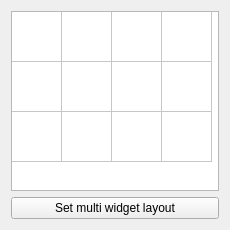
The window that Modules/QtWidgets/src/QmitkMultiWidgetLayoutSelectionWidget.ui (MITK/MITK) describes before a commit, drawn with Qt 5.
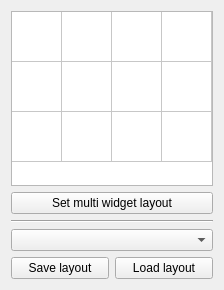
The same window after the commit.

Commit message: introduce saving and loading of custom and preset window layouts

```diff
--- a/Modules/QtWidgets/src/QmitkMultiWidgetLayoutSelectionWidget.ui
+++ b/Modules/QtWidgets/src/QmitkMultiWidgetLayoutSelectionWidget.ui
@@ -6,8 +6,8 @@
    <rect>
     <x>0</x>
     <y>0</y>
-    <width>230</width>
-    <height>230</height>
+    <width>224</width>
+    <height>290</height>
    </rect>
   </property>
   <layout class="QVBoxLayout" name="verticalLayout">
@@ -62,6 +62,62 @@
      </property>
     </widget>
    </item>
+   <item>
+    <widget class="Line" name="line">
+     <property name="minimumSize">
+      <size>
+       <width>0</width>
+       <height>0</height>
+      </size>
+     </property>
+     <property name="baseSize">
+      <size>
+       <width>0</width>
+       <height>0</height>
+      </size>
+     </property>
+     <property name="lineWidth">
+      <number>1</number>
+     </property>
+     <property name="midLineWidth">
+      <number>0</number>
+     </property>
+     <property name="orientation">
+      <enum>Qt::Horizontal</enum>
+     </property>
+    </widget>
+   </item>
+   <item>
+    <widget class="QComboBox" name="selectDefaultLayoutComboBox">
+     <property name="editable">
+      <bool>false</bool>
+     </property>
+     <property name="currentText">
+      <string/>
+     </property>
+     <property name="placeholderText">
+      <string/>
+     </property>
+    </widget>
+   </item>
+   <item>
+    <layout class="QHBoxLayout" name="horizontalLayout">
+     <item>
+      <widget class="QPushButton" name="saveLayoutPushButton">
+       <property name="text">
+        <string>Save layout</string>
+       </property>
+      </widget>
+     </item>
+     <item>
+      <widget class="QPushButton" name="loadLayoutPushButton">
+       <property name="text">
+        <string>Load layout</string>
+       </property>
+      </widget>
+     </item>
+    </layout>
+   </item>
   </layout>
  </widget>
  <layoutdefault spacing="6" margin="11"/>
```
The commit also changes 12 other files.
